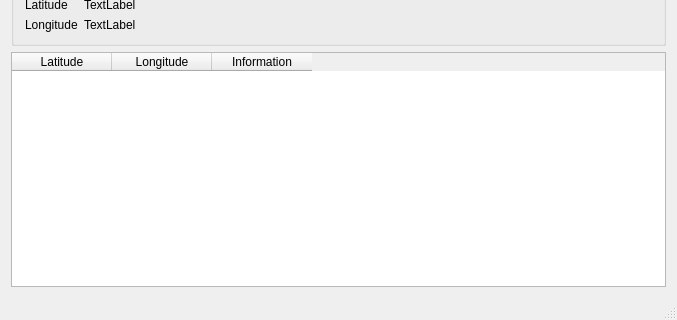
First picture: the form in osm-test/mainwindow.ui, repository diegowald/osm_test, before the edit; both pictures show x 0 to 677 and y 191 to 511 of the 677 by 511 pixel window.
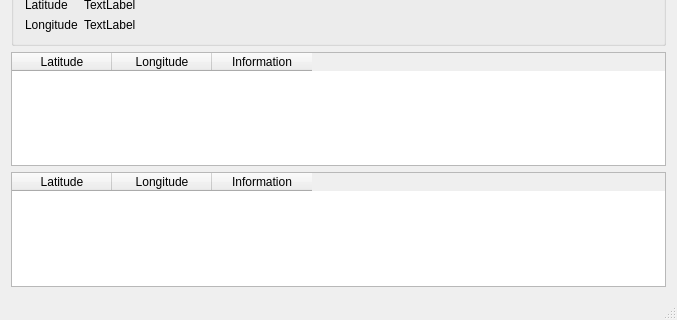
Second picture: the form after the edit.

Commit message: Refactoring, organizing, cleaning up code. Also, a couple of functions to get the current way intersections.

```diff
--- a/osm-test/mainwindow.ui
+++ b/osm-test/mainwindow.ui
@@ -166,7 +166,26 @@
      </widget>
     </item>
     <item>
-     <widget class="QTableWidget" name="tableWidget">
+     <widget class="QTableWidget" name="nodeInformation">
+      <column>
+       <property name="text">
+        <string>Latitude</string>
+       </property>
+      </column>
+      <column>
+       <property name="text">
+        <string>Longitude</string>
+       </property>
+      </column>
+      <column>
+       <property name="text">
+        <string>Information</string>
+       </property>
+      </column>
+     </widget>
+    </item>
+    <item>
+     <widget class="QTableWidget" name="intersections">
       <column>
        <property name="text">
         <string>Latitude</string>
```
The commit also changes 13 other files.
